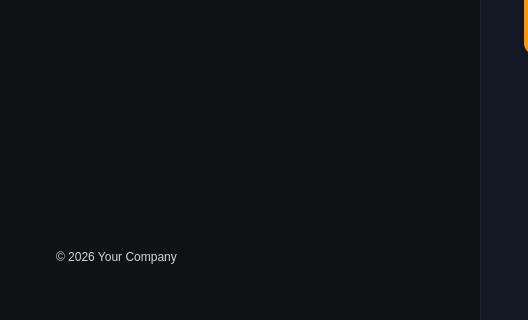
Old version of the form app/ui/main_window.ui in the repository NozhanQ/Imprest_Management_Forked; both pictures show x 0 to 528 and y 402 to 722 of the 1000 by 722 pixel window.
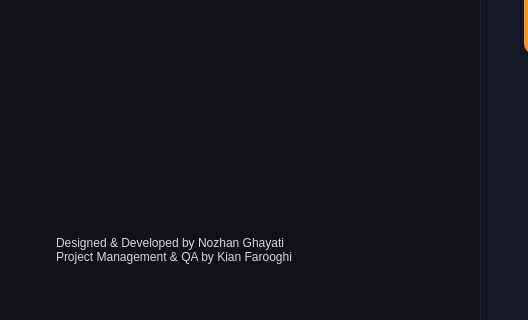
New version of the form.

What changed in the file:
```diff
--- a/app/ui/main_window.ui
+++ b/app/ui/main_window.ui
@@ -260,7 +260,7 @@
         <property name="sizeHint" stdset="0">
          <size>
           <width>20</width>
-          <height>300</height>
+          <height>359</height>
          </size>
         </property>
        </spacer>
@@ -268,7 +268,8 @@
       <item>
        <widget class="QLabel" name="lblFooterLeft">
         <property name="text">
-         <string>© 2026 Your Company</string>
+         <string>Designed &amp; Developed by Nozhan Ghayati
+Project Management &amp; QA by Kian Farooghi</string>
         </property>
        </widget>
       </item>
```
